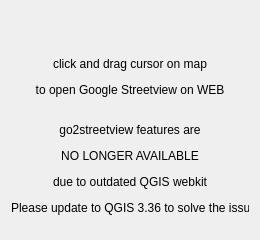
enricofer/go2streetview, file ui_go2streetviewDum.ui: the form before one commit.
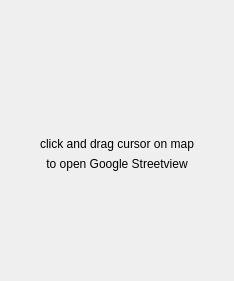
The form after the commit. Icons and pictures are not drawn.

Diff of the .ui file:
```diff
--- a/ui_go2streetviewDum.ui
+++ b/ui_go2streetviewDum.ui
@@ -6,8 +6,8 @@
    <rect>
     <x>0</x>
     <y>0</y>
-    <width>260</width>
-    <height>240</height>
+    <width>234</width>
+    <height>281</height>
    </rect>
   </property>
   <property name="sizePolicy">
@@ -16,22 +16,14 @@
     <verstretch>0</verstretch>
    </sizepolicy>
   </property>
-  <property name="minimumSize">
-   <size>
-    <width>260</width>
-    <height>240</height>
-   </size>
-  </property>
   <property name="windowTitle">
    <string>go2streetview</string>
   </property>
   <layout class="QVBoxLayout" name="verticalLayout">
    <item>
-    <layout class="QVBoxLayout" name="verticalLayout_2">
-     <item>
       <widget class="QLabel" name="iconRif">
        <property name="sizePolicy">
-        <sizepolicy hsizetype="Minimum" vsizetype="Minimum">
+      <sizepolicy hsizetype="Ignored" vsizetype="Ignored">
          <horstretch>0</horstretch>
          <verstretch>0</verstretch>
         </sizepolicy>
@@ -39,7 +31,7 @@
        <property name="minimumSize">
         <size>
          <width>0</width>
-         <height>40</height>
+       <height>30</height>
         </size>
        </property>
        <property name="text">
@@ -52,14 +44,42 @@
         <bool>false</bool>
        </property>
        <property name="alignment">
-        <set>Qt::AlignCenter</set>
+      <set>Qt::AlignBottom|Qt::AlignHCenter</set>
+     </property>
+    </widget>
+   </item>
+   <item>
+    <widget class="QLabel" name="labelBottom">
+     <property name="sizePolicy">
+      <sizepolicy hsizetype="Ignored" vsizetype="Minimum">
+       <horstretch>0</horstretch>
+       <verstretch>0</verstretch>
+      </sizepolicy>
+     </property>
+     <property name="minimumSize">
+      <size>
+       <width>0</width>
+       <height>20</height>
+      </size>
+     </property>
+     <property name="maximumSize">
+      <size>
+       <width>16777215</width>
+       <height>20</height>
+      </size>
+     </property>
+     <property name="text">
+      <string>click and drag cursor on map</string>
+     </property>
+     <property name="alignment">
+      <set>Qt::AlignBottom|Qt::AlignHCenter</set>
        </property>
       </widget>
      </item>
      <item>
       <widget class="QLabel" name="labelTop">
        <property name="sizePolicy">
-        <sizepolicy hsizetype="Expanding" vsizetype="Expanding">
+      <sizepolicy hsizetype="Ignored" vsizetype="Ignored">
          <horstretch>0</horstretch>
          <verstretch>0</verstretch>
         </sizepolicy>
@@ -71,14 +91,12 @@
         </size>
        </property>
        <property name="text">
-        <string>&lt;html&gt;&lt;head/&gt;&lt;body&gt;&lt;p&gt;click and drag cursor on map&lt;/p&gt;&lt;p&gt;to open Google Streetview on WEB&lt;br/&gt;&lt;/p&gt;&lt;p&gt;go2streetview features are&lt;/p&gt;&lt;p&gt;NO LONGER AVAILABLE&lt;/p&gt;&lt;p&gt;due to outdated QGIS webkit&lt;/p&gt;&lt;p&gt;Please update to QGIS 3.36 to solve the issue&lt;/p&gt;&lt;/body&gt;&lt;/html&gt;</string>
+      <string>to open Google Streetview</string>
        </property>
        <property name="alignment">
         <set>Qt::AlignHCenter|Qt::AlignTop</set>
        </property>
       </widget>
-     </item>
-    </layout>
    </item>
   </layout>
  </widget>
```
Lines whose indentation alone changed are shown as unchanged.
